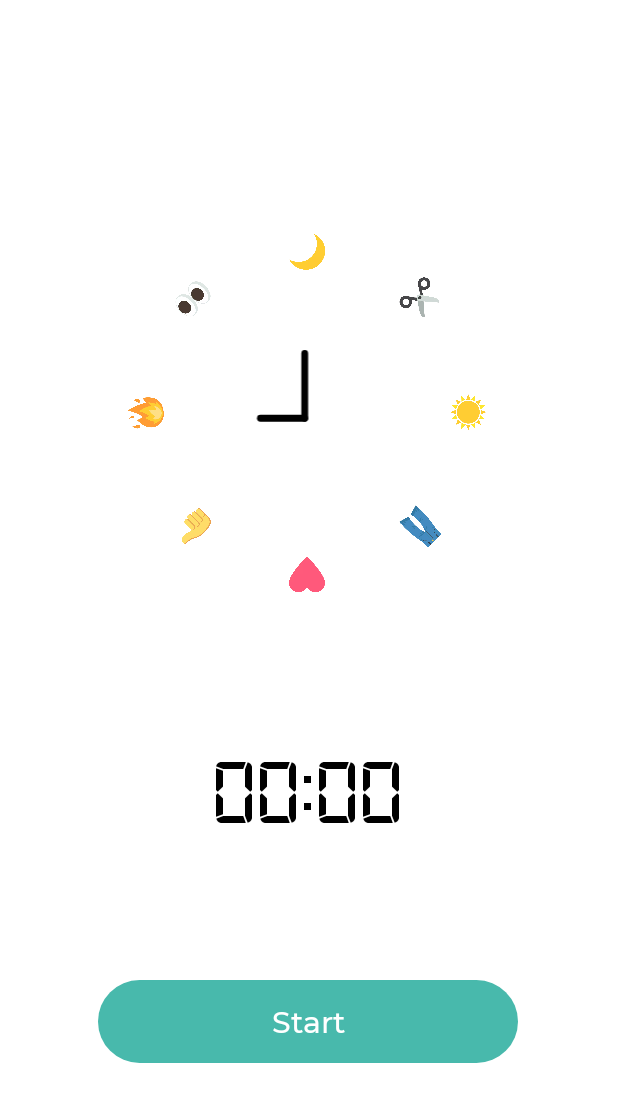
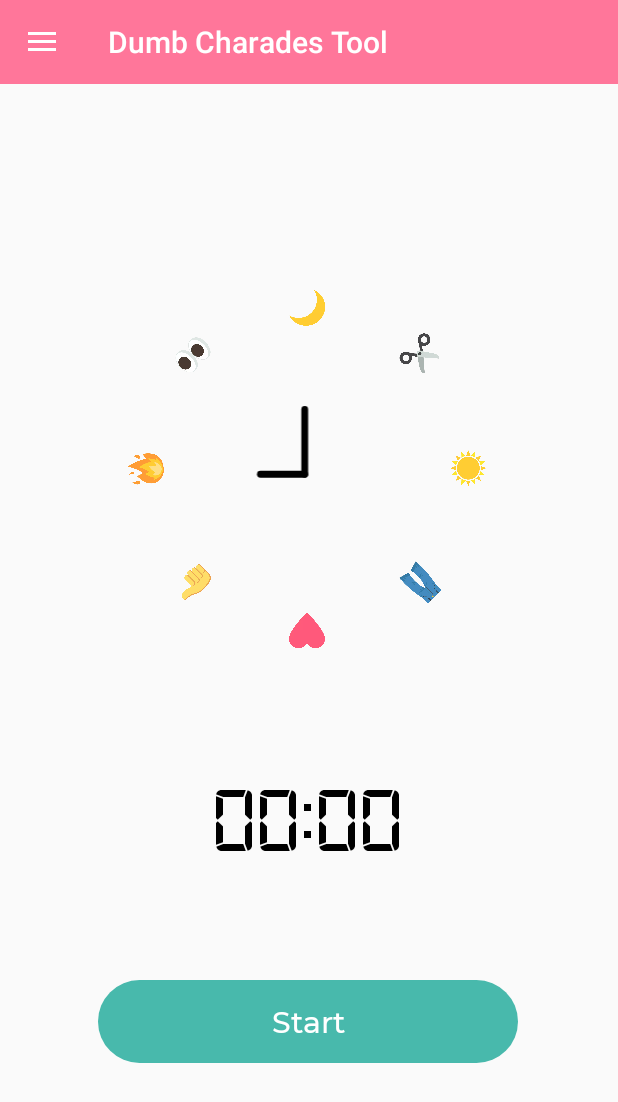
Before and after one commit to lakshaybomotra/Dumb_Charades_Tool, an Android app: the screen it shows after launch (MainActivity), on a phone screen of 412 x 824 dp. Shown: the top 1102 px of the screen. Run offline under Robolectric (Android 15) with nearby library versions, the phone set to English and light mode, and no system bars.

Commit message:
Added Side Drawer and added a new activity of movie generator

```diff
--- a/app/src/main/AndroidManifest.xml
+++ b/app/src/main/AndroidManifest.xml
@@ -13,6 +13,10 @@
         android:supportsRtl="true"
         android:theme="@style/Theme.DumbCharadesTool"
         tools:targetApi="31">
+        <activity
+            android:name=".MovieGenerator"
+            android:exported="false"
+            android:screenOrientation="portrait" />
 
         <service
             android:name=".MyFirebaseMessagingService"
@@ -36,7 +40,7 @@
         <activity
             android:name=".MainActivity"
             android:exported="true"
-            android:screenOrientation="portrait"></activity>
+            android:screenOrientation="portrait" />
     </application>
 
 </manifest>
--- a/app/src/main/java/com/lbdev/dumbcharadestool/MainActivity.kt
+++ b/app/src/main/java/com/lbdev/dumbcharadestool/MainActivity.kt
@@ -2,15 +2,16 @@ package com.lbdev.dumbcharadestool
 
 import android.annotation.SuppressLint
 import android.content.Context
+import android.content.Intent
 import android.content.res.Configuration
 import android.graphics.drawable.Animatable
 import android.graphics.drawable.Drawable
+import android.os.*
 import androidx.appcompat.app.AppCompatActivity
-import android.os.Bundle
-import android.os.Handler
-import android.os.Looper
-import android.os.SystemClock
+import android.util.Log
+import android.view.MenuItem
 import android.widget.Toast
+import androidx.appcompat.app.ActionBarDrawerToggle
 import androidx.core.content.res.ResourcesCompat
 import com.lbdev.dumbcharadestool.databinding.ActivityMainBinding
 
@@ -20,6 +21,8 @@ class MainActivity : AppCompatActivity() {
     private var _startTime: Long = 0
     private var pauseState: Boolean = false
     private var doubleBackToExitPressedOnce = false
+    lateinit var toggle: ActionBarDrawerToggle
+
 
     @SuppressLint("UseCompatLoadingForDrawables", "StringFormatInvalid")
     override fun onCreate(savedInstanceState: Bundle?) {
@@ -27,6 +30,35 @@ class MainActivity : AppCompatActivity() {
 
         _binding = ActivityMainBinding.inflate(layoutInflater)
         setContentView(_binding.root)
+        _binding.btnStop.isEnabled = false
+
+        val drawerLayout = _binding.drawerLayout
+        val navView = _binding.navView
+
+        toggle = ActionBarDrawerToggle(this, drawerLayout, R.string.open, R.string.close)
+        Log.d("TOGGLE", "onCreate: $toggle")
+        drawerLayout.addDrawerListener(toggle)
+        toggle.syncState()
+
+        supportActionBar?.setDisplayHomeAsUpEnabled(true)
+
+        navView.setNavigationItemSelectedListener {
+            when (it.itemId) {
+                R.id.nav_stopwatch -> drawerLayout.closeDrawers()
+                R.id.nav_movieGenerator -> {
+                    if (_binding.btnStop.isEnabled) {
+                        Toast.makeText(this, R.string.stopwatch_is_running, Toast.LENGTH_SHORT)
+                            .show()
+                    } else {
+                        val intent = Intent(this, MovieGenerator::class.java)
+                        startActivity(intent)
+                        MainActivity().finish()
+                    }
+                }
+                R.id.nav_exit -> finish()
+            }
+            true
+        }
 
         if (isDarkMode(this)) {
             _binding.chronometer.setTextColor(
@@ -46,6 +78,8 @@ class MainActivity : AppCompatActivity() {
                 )
             )
             _binding.clock.setColorFilter(ResourcesCompat.getColor(resources, R.color.black, null))
+
+
         }
 
 
@@ -128,4 +162,11 @@ class MainActivity : AppCompatActivity() {
             doubleBackToExitPressedOnce = false
         }, 2000)
     }
+
+    override fun onOptionsItemSelected(item: MenuItem): Boolean {
+        if (toggle.onOptionsItemSelected(item)) {
+            return true
+        }
+        return super.onOptionsItemSelected(item)
+    }
 }
--- /dev/null
+++ b/app/src/main/res/drawable/ic_baseline_exit_to_app_24.xml
@@ -0,0 +1,5 @@
+<vector android:height="24dp" android:tint="#000000"
+    android:viewportHeight="24" android:viewportWidth="24"
+    android:width="24dp" xmlns:android="http://schemas.android.com/apk/res/android">
+    <path android:fillColor="@android:color/white" android:pathData="M10.09,15.59L11.5,17l5,-5 -5,-5 -1.41,1.41L12.67,11H3v2h9.67l-2.58,2.59zM19,3H5c-1.11,0 -2,0.9 -2,2v4h2V5h14v14H5v-4H3v4c0,1.1 0.89,2 2,2h14c1.1,0 2,-0.9 2,-2V5c0,-1.1 -0.9,-2 -2,-2z"/>
+</vector>
--- /dev/null
+++ b/app/src/main/res/drawable/ic_baseline_movie_24.xml
@@ -0,0 +1,5 @@
+<vector android:height="24dp" android:tint="#000000"
+    android:viewportHeight="24" android:viewportWidth="24"
+    android:width="24dp" xmlns:android="http://schemas.android.com/apk/res/android">
+    <path android:fillColor="@android:color/white" android:pathData="M18,4l2,4h-3l-2,-4h-2l2,4h-3l-2,-4H8l2,4H7L5,4H4c-1.1,0 -1.99,0.9 -1.99,2L2,18c0,1.1 0.9,2 2,2h16c1.1,0 2,-0.9 2,-2V4h-4z"/>
+</vector>
--- /dev/null
+++ b/app/src/main/res/drawable/ic_baseline_timer_24.xml
@@ -0,0 +1,5 @@
+<vector android:height="24dp" android:tint="#000000"
+    android:viewportHeight="24" android:viewportWidth="24"
+    android:width="24dp" xmlns:android="http://schemas.android.com/apk/res/android">
+    <path android:fillColor="@android:color/white" android:pathData="M15,1L9,1v2h6L15,1zM11,14h2L13,8h-2v6zM19.03,7.39l1.42,-1.42c-0.43,-0.51 -0.9,-0.99 -1.41,-1.41l-1.42,1.42C16.07,4.74 14.12,4 12,4c-4.97,0 -9,4.03 -9,9s4.02,9 9,9 9,-4.03 9,-9c0,-2.12 -0.74,-4.07 -1.97,-5.61zM12,20c-3.87,0 -7,-3.13 -7,-7s3.13,-7 7,-7 7,3.13 7,7 -3.13,7 -7,7z"/>
+</vector>
--- a/app/src/main/res/layout/activity_main.xml
+++ b/app/src/main/res/layout/activity_main.xml
@@ -1,10 +1,17 @@
 <?xml version="1.0" encoding="utf-8"?>
-<androidx.constraintlayout.widget.ConstraintLayout xmlns:android="http://schemas.android.com/apk/res/android"
+<androidx.drawerlayout.widget.DrawerLayout
+    xmlns:android="http://schemas.android.com/apk/res/android"
     xmlns:app="http://schemas.android.com/apk/res-auto"
     xmlns:tools="http://schemas.android.com/tools"
+    android:id="@+id/drawer_layout"
     android:layout_width="match_parent"
     android:layout_height="match_parent"
     tools:context=".MainActivity">
+
+
+    <androidx.constraintlayout.widget.ConstraintLayout
+        android:layout_width="match_parent"
+        android:layout_height="match_parent">
 
         <ImageView
             android:id="@+id/clock"
@@ -12,13 +19,13 @@
             android:layout_height="227dp"
             android:layout_marginStart="110dp"
             android:layout_marginTop="120dp"
+            android:contentDescription="@string/clock_hands"
             android:src="@drawable/time_animation"
-        android:contentDescription="@string/clock_hands"
+            app:layout_constraintBottom_toBottomOf="@id/circle"
             app:layout_constraintEnd_toEndOf="@id/circle"
-        app:layout_constraintTop_toTopOf="@id/circle"
-        app:layout_constraintBottom_toBottomOf="@id/circle"
             app:layout_constraintHorizontal_bias="0.5"
-        app:layout_constraintStart_toStartOf="@id/circle" />
+            app:layout_constraintStart_toStartOf="@id/circle"
+            app:layout_constraintTop_toTopOf="@id/circle" />
 
         <ImageView
             android:id="@+id/circle"
@@ -27,12 +34,12 @@
             android:layout_marginStart="8dp"
             android:layout_marginTop="50dp"
             android:background="@drawable/emoji"
+            android:contentDescription="@string/emoji_circle"
             app:layout_constraintBottom_toTopOf="@+id/chronometer"
             app:layout_constraintEnd_toEndOf="parent"
             app:layout_constraintHorizontal_bias="0.464"
             app:layout_constraintStart_toStartOf="parent"
-        app:layout_constraintTop_toTopOf="parent"
-        android:contentDescription="@string/emoji_circle" />
+            app:layout_constraintTop_toTopOf="parent" />
 
 
         <Chronometer
@@ -82,5 +89,15 @@
             app:layout_constraintEnd_toEndOf="parent"
             app:layout_constraintHorizontal_bias="0.495"
             app:layout_constraintStart_toStartOf="parent" />
+    </androidx.constraintlayout.widget.ConstraintLayout>
 
-</androidx.constraintlayout.widget.ConstraintLayout>
+    <com.google.android.material.navigation.NavigationView
+        android:layout_width="wrap_content"
+        android:layout_height="match_parent"
+        android:id="@+id/nav_view"
+        app:menu="@menu/nav_menu"
+        android:layout_gravity="start"
+        android:fitsSystemWindows="true" />
+
+
+</androidx.drawerlayout.widget.DrawerLayout>
--- /dev/null
+++ b/app/src/main/res/menu/nav_menu.xml
@@ -0,0 +1,21 @@
+<?xml version="1.0" encoding="utf-8"?>
+<menu xmlns:android="http://schemas.android.com/apk/res/android"
+    xmlns:tools="http://schemas.android.com/tools"
+    tools:showIn="navigation_view">
+
+    <item
+        android:id="@+id/nav_stopwatch"
+        android:icon="@drawable/ic_baseline_timer_24"
+        android:title="Stop Watch" />
+
+    <item
+        android:id="@+id/nav_movieGenerator"
+        android:icon="@drawable/ic_baseline_movie_24"
+        android:title="Movie Generator" />
+
+    <item
+        android:id="@+id/nav_exit"
+        android:icon="@drawable/ic_baseline_exit_to_app_24"
+        android:title="Exit App" />
+
+</menu>
--- a/app/src/main/res/values-night/strings.xml
+++ b/app/src/main/res/values-night/strings.xml
@@ -12,4 +12,7 @@
     <string name="resume">Resume</string>
     <string name="pause">Pause</string>
     <string name="zero_timer">00:00</string>
+    <string name="open">Open</string>
+    <string name="close">Close</string>
+    <string name="stopwatch_is_running">Stopwatch Is Running</string>
 </resources>
--- a/app/src/main/res/values-night/themes.xml
+++ b/app/src/main/res/values-night/themes.xml
@@ -1,6 +1,6 @@
 <resources xmlns:tools="http://schemas.android.com/tools">
     <!-- Base application theme. -->
-    <style name="Theme.DumbCharadesTool" parent="Theme.AppCompat.DayNight.NoActionBar">
+    <style name="Theme.DumbCharadesTool" parent="Theme.AppCompat.DayNight.DarkActionBar">
         <!-- Primary brand color. -->
         <item name="android:background">#211D44</item>
         <item name="colorPrimary">#3F51B5</item>
--- a/app/src/main/res/values/strings.xml
+++ b/app/src/main/res/values/strings.xml
@@ -12,4 +12,7 @@
     <string name="resume">Resume</string>
     <string name="pause">Pause</string>
     <string name="zero_timer">00:00</string>
+    <string name="open">Open</string>
+    <string name="close">Close</string>
+    <string name="stopwatch_is_running">Stopwatch Is Running</string>
 </resources>
--- a/app/src/main/res/values/themes.xml
+++ b/app/src/main/res/values/themes.xml
@@ -1,11 +1,11 @@
 <resources xmlns:tools="http://schemas.android.com/tools">
     <!-- Base application theme. -->
-    <style name="Theme.DumbCharadesTool" parent="Theme.AppCompat.DayNight.NoActionBar">
+    <style name="Theme.DumbCharadesTool" parent="Theme.AppCompat.DayNight.DarkActionBar">
         <!-- Primary brand color. -->
-        <item name="android:background">#FFFFFF</item>
-        <item name="colorPrimary">#FFFFFF</item>
+        <item name="colorPrimary">#FF769A</item>
         <item name="colorPrimaryVariant">#FF769A</item>
         <item name="colorOnPrimary">#FFFFFF</item>
+        <item name="android:textColorPrimary">@color/black</item>
         <!-- Secondary brand color. -->
         <item name="colorSecondary">@color/teal_200</item>
         <item name="colorSecondaryVariant">@color/teal_700</item>
@@ -14,4 +14,5 @@
         <item name="android:statusBarColor" tools:targetApi="l">?attr/colorPrimaryVariant</item>
         <!-- Customize your theme here. -->
     </style>
+
 </resources>
```
Also changed, not shown: app/src/main/java/com/lbdev/dumbcharadestool/MovieGenerator.kt (added, +48 -0 lines), app/src/main/res/layout/activity_movie_generator.xml (added, +36 -0 lines). Lines whose indentation alone changed are shown as unchanged.
